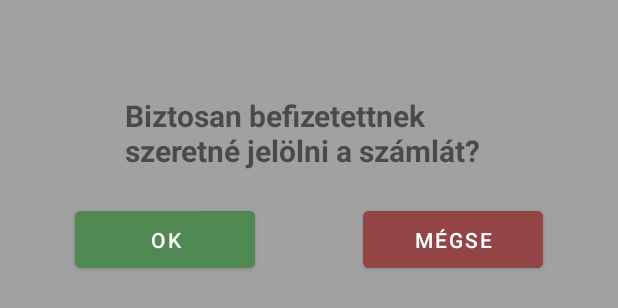
After one commit to Adam-Papp/Fizetesi-hatarido-figyelmezteto-alkalmazas, an Android app: the layout befizetespopup.xml on its own in the app's theme, with its tools: preview values and no code run, on a phone screen of 412 x 824 dp. The commit adds this screen. Shown: the top 308 px of the screen. Run offline under Robolectric (Android 15) with nearby library versions, the phone set to English and light mode, and no system bars.

Commit message:
Megerősítő ablakok hozzátéve

```diff
--- /dev/null
+++ b/app/src/main/res/layout/befizetespopup.xml
@@ -0,0 +1,43 @@
+<?xml version="1.0" encoding="utf-8"?>
+<androidx.constraintlayout.widget.ConstraintLayout xmlns:android="http://schemas.android.com/apk/res/android"
+    xmlns:app="http://schemas.android.com/apk/res-auto"
+    android:layout_width="match_parent"
+    android:layout_height="match_parent"
+    android:background="#A1A1A1">
+
+    <TextView
+        android:id="@+id/textView18"
+        android:layout_width="245dp"
+        android:layout_height="51dp"
+        android:text="Biztosan befizetettnek szeretné jelölni a számlát?"
+        android:textSize="20sp"
+        android:textStyle="bold"
+        app:layout_constraintBottom_toBottomOf="parent"
+        app:layout_constraintEnd_toEndOf="parent"
+        app:layout_constraintStart_toStartOf="parent"
+        app:layout_constraintTop_toTopOf="parent"
+        app:layout_constraintVertical_bias="0.082" />
+
+    <Button
+        android:id="@+id/buttonMegse6"
+        android:layout_width="120dp"
+        android:layout_height="50dp"
+        android:layout_marginTop="20dp"
+        android:layout_marginEnd="50dp"
+        android:backgroundTint="#934545"
+        android:text="Mégse"
+        app:layout_constraintEnd_toEndOf="parent"
+        app:layout_constraintTop_toBottomOf="@+id/textView18" />
+
+    <Button
+        android:id="@+id/buttonIgen5"
+        android:layout_width="120dp"
+        android:layout_height="50dp"
+        android:layout_marginStart="50dp"
+        android:layout_marginTop="20dp"
+        android:backgroundTint="#4F8851"
+        android:text="OK"
+        android:textColor="#FFFFFF"
+        app:layout_constraintStart_toStartOf="parent"
+        app:layout_constraintTop_toBottomOf="@+id/textView18" />
+</androidx.constraintlayout.widget.ConstraintLayout>
```
Also changed, not shown: app/src/main/java/com/example/fizetsihatridfigyelmeztetalkalmazs/ui/Beallitasok/BeallitasokFragment.java (+25 -0 lines), app/src/main/java/com/example/fizetsihatridfigyelmeztetalkalmazs/ui/Kezdolap/KezdolapFragment.java (+61 -2 lines), app/src/main/res/layout/beallitasokmentesepopup.xml (added, +43 -0 lines), app/src/main/res/layout/szerkesztesmegerositespopup.xml (added, +45 -0 lines).
